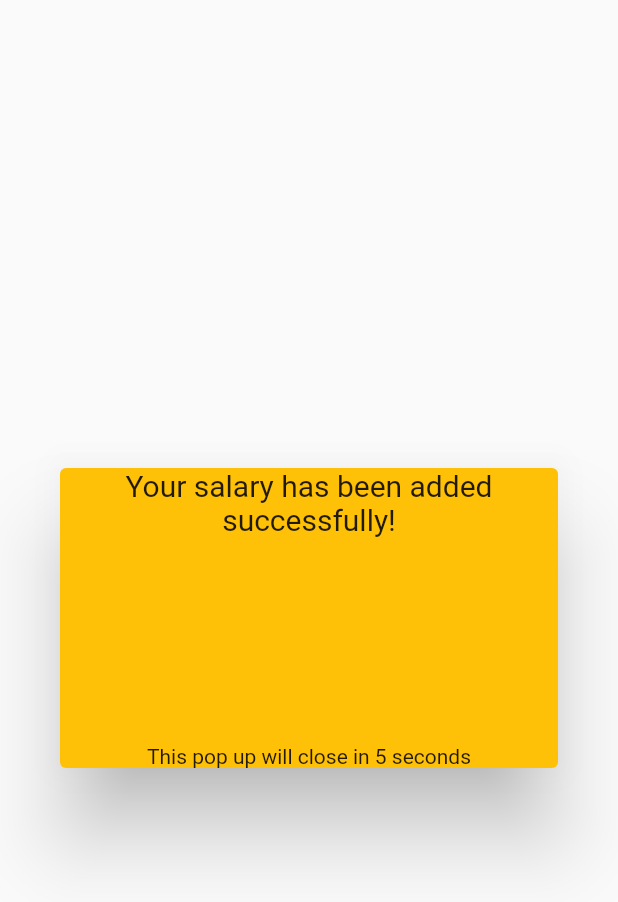
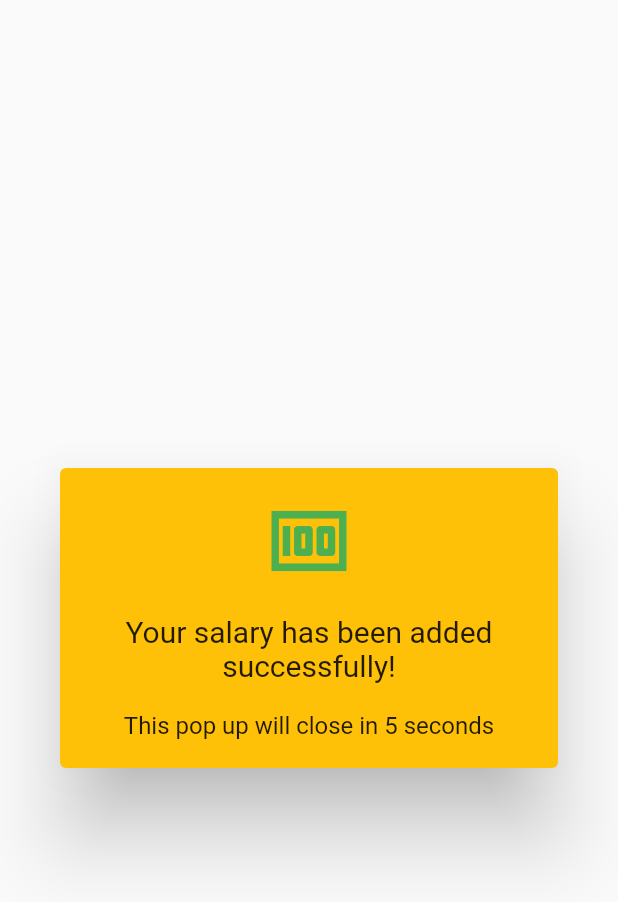
Before and after one commit to MermertH/economiser, a Flutter app: the SalaryAddedDialog widget shown alone on an empty page, opened directly, on a phone screen of 412 x 824 dp. Shown: the top 902 px of the screen. Run offline on Flutter 3.47's test engine with Material 2 defaults, Android fonts, the phone set to English and light mode, and no system bars; our stand-ins replace cloud_firestore, firebase_core, jiffy; accounts and stored records are empty.

```diff
--- a/lib/PopUps/salary_added.dart
+++ b/lib/PopUps/salary_added.dart
@@ -20,13 +20,25 @@ class _SalaryAddedDialogState extends State<SalaryAddedDialog> {
   }
 
   @override
+  void dispose() {
+    _timer.cancel();
+    super.dispose();
+  }
+
+  @override
   Widget build(BuildContext context) {
     return Dialog(
       backgroundColor: Colors.amber,
       child: Container(
         height: 200,
         child: Column(
+          mainAxisAlignment: MainAxisAlignment.spaceEvenly,
           children: [
+            Icon(
+              Icons.money,
+              color: Colors.green,
+              size: 60,
+            ),
             Center(
               child: Text(
                 'Your salary has been added successfully!',
@@ -36,8 +48,10 @@ class _SalaryAddedDialogState extends State<SalaryAddedDialog> {
                 textAlign: TextAlign.center,
               ),
             ),
-            Spacer(),
-            Text('This pop up will close in 5 seconds'),
+            Text(
+              'This pop up will close in 5 seconds',
+              style: TextStyle(fontSize: 16),
+            ),
           ],
         ),
       ),
```
Also changed, not shown: lib/MainPage/current_budget.dart (+7 -22 lines).
